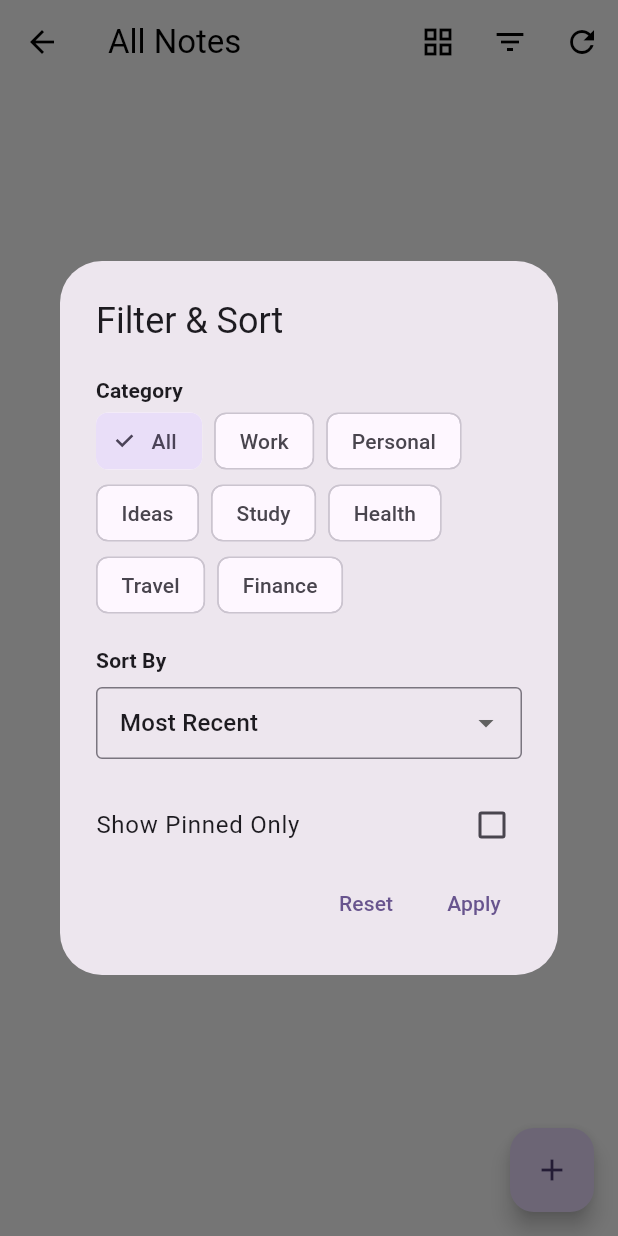
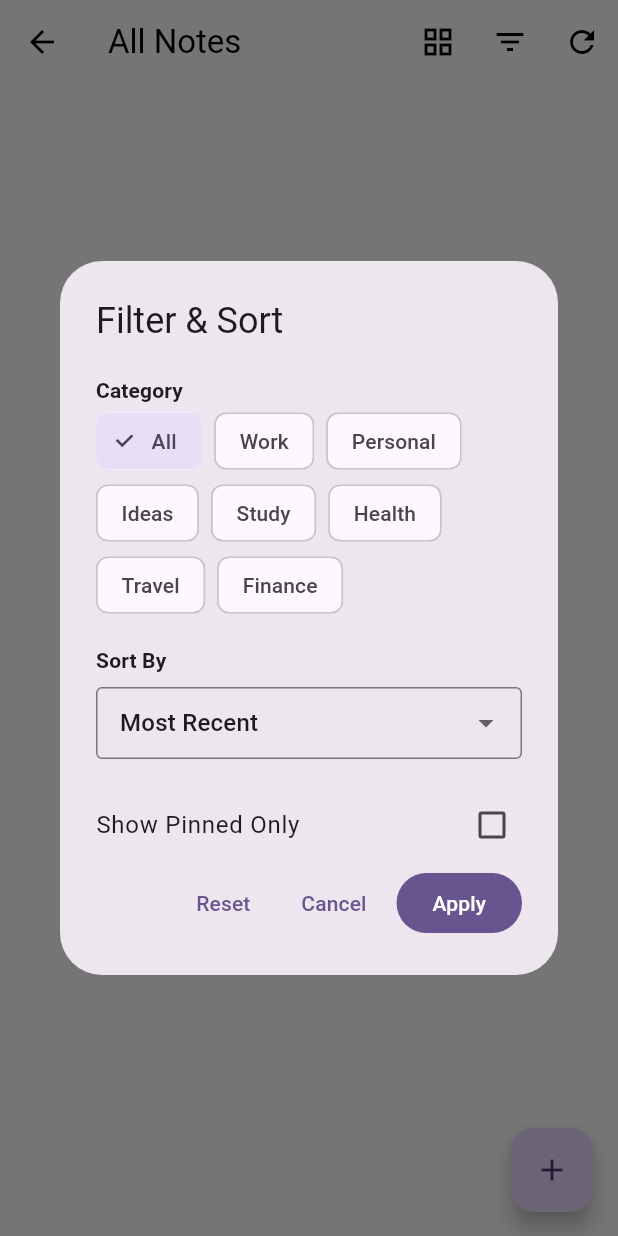
Before and after one commit to MOQ2/note_taking_app, a Flutter app: the NotesScreen screen opened directly, after a tap on the "filter list" icon, on a phone screen of 412 x 824 dp. Run offline on Flutter 3.47's test engine with Material 3 defaults, Android fonts, the phone set to English and light mode, and no system bars; our stand-ins replace equatable, file_picker, firebase_core, flutter_bloc, isar, shared_preferences; missing offline and left inert: flutter_quill; accounts and stored records are empty; generated files the repository leaves out were written again.

Commit message:
feat: integrate FilterDialogWidget and EmptyStateWidget for improved filtering and empty state handling

```diff
--- a/lib/screens/notes/notes_screen.dart
+++ b/lib/screens/notes/notes_screen.dart
@@ -5,6 +5,9 @@ import '../../cubits/notes_bloc.dart';
 import '../../cubits/notes_event.dart';
 import '../../cubits/notes_state.dart';
 import '../../models/notes_model.dart';
+import '../../utils/date_formatter.dart';
+import '../../widgets/empty_state_widget.dart';
+import '../../widgets/filter_dialog_widget.dart';
 import '../editor/note_editor_screen.dart';
 import '../note_detail/note_detail_screen.dart';
 
@@ -75,118 +78,27 @@ class _NotesScreenState extends State<NotesScreen> {
     return filtered;
   }
 
-  void _showFilterDialog() {
-    showDialog(
+  void _showFilterDialog() async {
+    final result = await showDialog<FilterDialogResult>(
       context: context,
-      builder: (context) => StatefulBuilder(
-        builder: (context, setDialogState) => AlertDialog(
-          title: const Text('Filter & Sort'),
-          contentPadding: const EdgeInsets.fromLTRB(24, 20, 24, 0),
-          content: SingleChildScrollView(
-            child: Column(
-              mainAxisSize: MainAxisSize.min,
-              crossAxisAlignment: CrossAxisAlignment.start,
-              children: [
-                // Category Filter
-                Text(
-                  'Category',
-                  style: Theme.of(context).textTheme.titleSmall?.copyWith(
-                        fontWeight: FontWeight.bold,
-                      ),
-                ),
-                Wrap(
-                  spacing: 8,
-                  children: _categoryOptions.map((category) {
-                    final isSelected = _selectedCategory == category;
-                    return FilterChip(
-                      label: Text(category),
-                      selected: isSelected,
-                      onSelected: (selected) {
-                        setDialogState(() {
-                          _selectedCategory = selected ? category : 'All';
-                        });
-                        setState(() {
-                          _selectedCategory = selected ? category : 'All';
-                        });
-                      },
-                    );
-                  }).toList(),
-                ),
-                const SizedBox(height: 16),
-
-                // Sort Options
-                Text(
-                  'Sort By',
-                  style: Theme.of(context).textTheme.titleSmall?.copyWith(
-                        fontWeight: FontWeight.bold,
-                      ),
-                ),
-                const SizedBox(height: 8),
-                DropdownButtonFormField<String>(
-                  value: _sortBy,
-                  decoration: const InputDecoration(
-                    border: OutlineInputBorder(),
-                    contentPadding:
-                        EdgeInsets.symmetric(horizontal: 12, vertical: 8),
-                  ),
-                  items: const [
-                    DropdownMenuItem(
-                        value: 'Recent', child: Text('Most Recent')),
-                    DropdownMenuItem(
-                        value: 'Oldest', child: Text('Oldest First')),
-                    DropdownMenuItem(
-                        value: 'Title A-Z', child: Text('Title (A-Z)')),
-                    DropdownMenuItem(
-                        value: 'Title Z-A', child: Text('Title (Z-A)')),
-                  ],
-                  onChanged: (value) {
-                    setDialogState(() {
-                      _sortBy = value!;
-                    });
-                    setState(() {
-                      _sortBy = value!;
-                    });
-                  },
-                ),
-                const SizedBox(height: 16),
-
-                // Pinned Only Filter
-                CheckboxListTile(
-                  title: const Text('Show Pinned Only'),
-                  contentPadding: EdgeInsets.zero,
-                  value: _showPinnedOnly,
-                  onChanged: (value) {
-                    setDialogState(() {
-                      _showPinnedOnly = value ?? false;
-                    });
-                    setState(() {
-                      _showPinnedOnly = value ?? false;
-                    });
-                  },
-                ),
-              ],
-            ),
-          ),
-          actions: [
-            TextButton(
-              onPressed: () {
-                setState(() {
-                  _selectedCategory = 'All';
-                  _sortBy = 'Recent';
-                  _showPinnedOnly = false;
-                });
-                Navigator.of(context).pop();
-              },
-              child: const Text('Reset'),
-            ),
-            TextButton(
-              onPressed: () => Navigator.of(context).pop(),
-              child: const Text('Apply'),
-            ),
-          ],
+      builder: (context) => FilterDialogWidget(
+        config: FilterDialogConfig(
+          selectedCategory: _selectedCategory,
+          sortBy: _sortBy,
+          showPinnedOnly: _showPinnedOnly,
+          categoryOptions: _categoryOptions,
+          showDateFilter: false,
         ),
       ),
     );
+
+    if (result != null && mounted) {
+      setState(() {
+        _selectedCategory = result.category;
+        _sortBy = result.sortBy;
+        _showPinnedOnly = result.showPinnedOnly;
+      });
+    }
   }
 
   @override
@@ -275,33 +187,12 @@ class _NotesScreenState extends State<NotesScreen> {
             final notes = _filterAndSortNotes(state.notes);
 
             if (notes.isEmpty) {
-              return Center(
-                child: Column(
-                  mainAxisAlignment: MainAxisAlignment.center,
-                  children: [
-                    Icon(
-                      Icons.note_outlined,
-                      size: 80,
-                      color: theme.colorScheme.onSurfaceVariant.withOpacity(0.5),
-                    ),
-                    const SizedBox(height: 16),
-                    Text(
-                      state.notes.isEmpty ? 'No notes yet' : 'No notes match your filters',
-                      style: theme.textTheme.titleLarge?.copyWith(
-                        color: theme.colorScheme.onSurfaceVariant,
-                      ),
-                    ),
-                    const SizedBox(height: 8),
-                    Text(
-                      state.notes.isEmpty
-                          ? 'Tap the + button to create your first note'
-                          : 'Try adjusting your filters',
-                      style: theme.textTheme.bodyMedium?.copyWith(
-                        color: theme.colorScheme.onSurfaceVariant,
-                      ),
-                    ),
-                  ],
-                ),
+              return EmptyStateWidget(
+                icon: Icons.note_outlined,
+                title: state.notes.isEmpty ? 'No notes yet' : 'No notes match your filters',
+                subtitle: state.notes.isEmpty
+                    ? 'Tap the + button to create your first note'
+                    : 'Try adjusting your filters',
               );
             }
 
@@ -379,6 +270,7 @@ class _NotesScreenState extends State<NotesScreen> {
             children: [
               // Header with title and pin icon
               Row(
+                crossAxisAlignment: CrossAxisAlignment.start,
                 children: [
                   Expanded(
                     child: Text(
@@ -388,14 +280,17 @@ class _NotesScreenState extends State<NotesScreen> {
                       ),
                       maxLines: isGrid ? 2 : 1,
                       overflow: TextOverflow.ellipsis,
+                      softWrap: true,
                     ),
                   ),
-                  if (note.isPinned)
+                  if (note.isPinned) ...[
+                    const SizedBox(width: 4),
                     Icon(
                       Icons.push_pin,
                       size: 16,
                       color: theme.colorScheme.primary,
                     ),
+                  ],
                 ],
               ),
               const SizedBox(height: 8),
@@ -420,6 +315,9 @@ class _NotesScreenState extends State<NotesScreen> {
                   children: [
                     if (hasCategory)
                       Container(
+                        constraints: BoxConstraints(
+                          maxWidth: isGrid ? 100 : 120,
+                        ),
                         padding: const EdgeInsets.symmetric(
                           horizontal: 8,
                           vertical: 4,
@@ -433,10 +331,15 @@ class _NotesScreenState extends State<NotesScreen> {
                           style: theme.textTheme.labelSmall?.copyWith(
                             color: theme.colorScheme.onPrimaryContainer,
                           ),
+                          maxLines: 1,
+                          overflow: TextOverflow.ellipsis,
                         ),
                       ),
                     ...note.tags.take(isGrid ? 2 : 3).map(
                           (tag) => Container(
+                            constraints: BoxConstraints(
+                              maxWidth: isGrid ? 80 : 100,
+                            ),
                             padding: const EdgeInsets.symmetric(
                               horizontal: 8,
                               vertical: 4,
@@ -450,6 +353,8 @@ class _NotesScreenState extends State<NotesScreen> {
                               style: theme.textTheme.labelSmall?.copyWith(
                                 color: theme.colorScheme.onSecondaryContainer,
                               ),
+                              maxLines: 1,
+                              overflow: TextOverflow.ellipsis,
                             ),
                           ),
                         ),
@@ -460,7 +365,7 @@ class _NotesScreenState extends State<NotesScreen> {
               // Date
               const SizedBox(height: 8),
               Text(
-                _formatDate(note.updatedAt),
+                DateFormatter.formatRelative(note.updatedAt),
                 style: theme.textTheme.labelSmall?.copyWith(
                   color: theme.colorScheme.onSurfaceVariant.withOpacity(0.7),
                 ),
@@ -471,29 +376,4 @@ class _NotesScreenState extends State<NotesScreen> {
       ),
     );
   }
-
-  String _formatDate(DateTime date) {
-    final now = DateTime.now();
-    final difference = now.difference(date);
-
-    if (difference.inDays == 0) {
-      if (difference.inHours == 0) {
-        if (difference.inMinutes == 0) {
-          return 'Just now';
-        }
-        return '${difference.inMinutes}m ago';
-      }
-      return '${difference.inHours}h ago';
-    } else if (difference.inDays == 1) {
-      return 'Yesterday';
-    } else if (difference.inDays < 7) {
-      return '${difference.inDays}d ago';
-    } else if (difference.inDays < 30) {
-      return '${(difference.inDays / 7).floor()}w ago';
-    } else if (difference.inDays < 365) {
-      return '${(difference.inDays / 30).floor()}mo ago';
-    } else {
-      return '${(difference.inDays / 365).floor()}y ago';
-    }
-  }
 }
```
